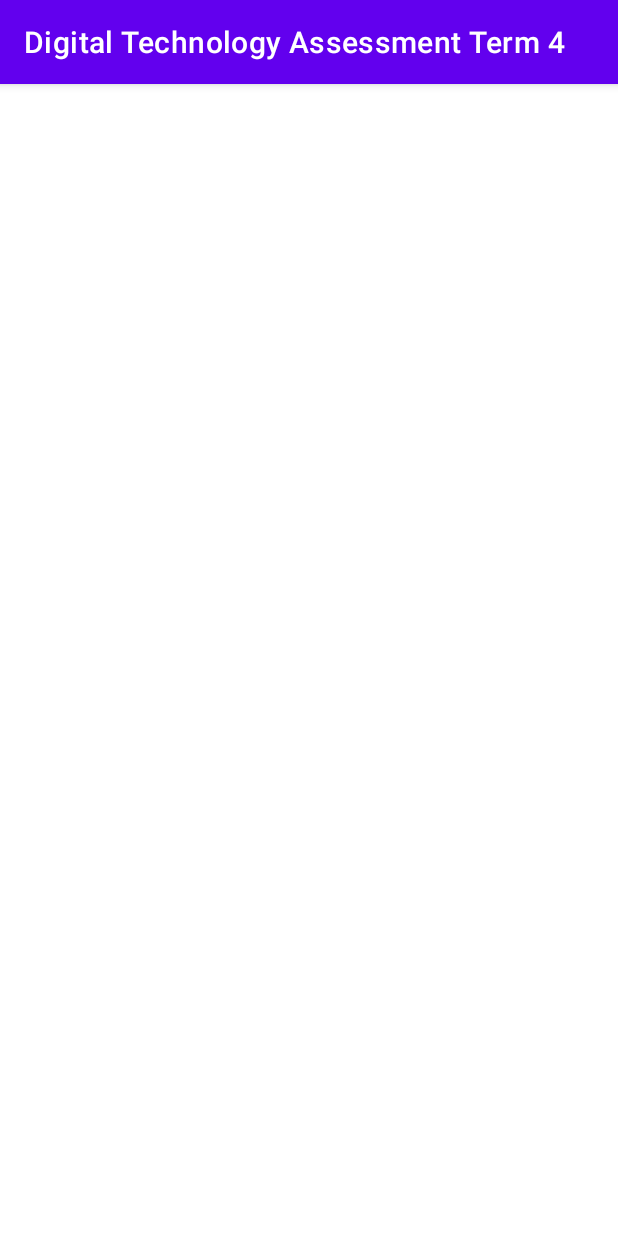
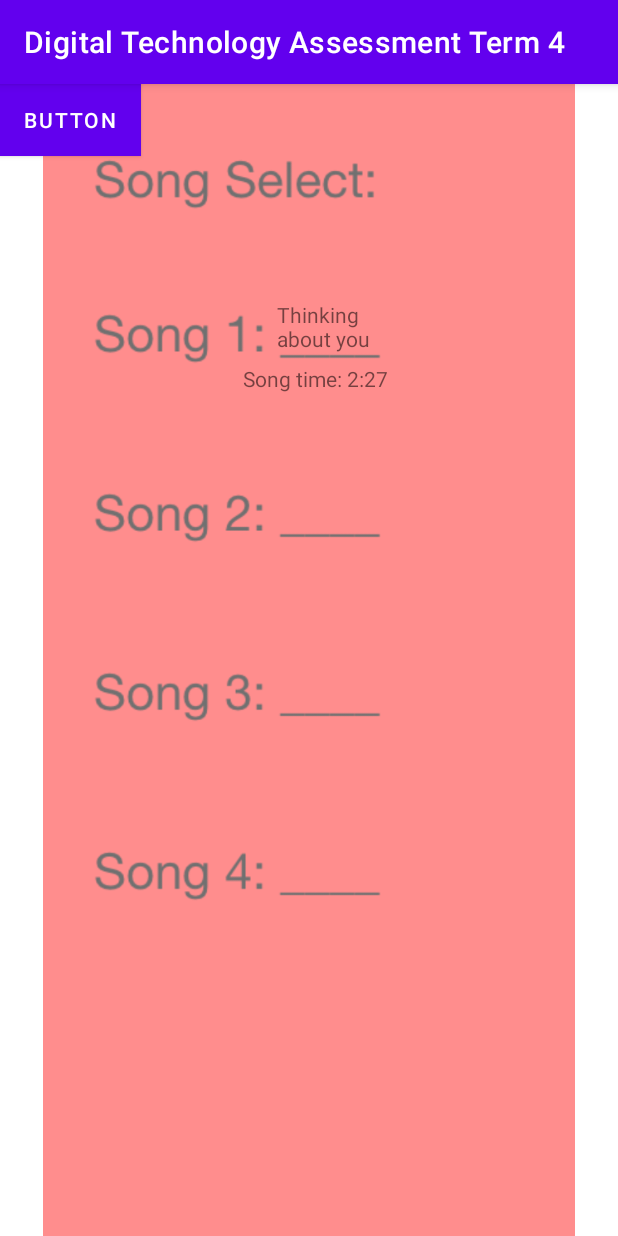
Before and after one commit to skoorbiak/DigitalTechTerm4, an Android app: the play_screen screen opened directly, with no data from a screen before it, on a phone screen of 412 x 824 dp. Run offline under Robolectric (Android 15) with nearby library versions, the phone set to English and light mode, and no system bars.

Commit message:
version 1.4

```diff
--- a/app/src/main/java/com/example/digitaltechnologyassessmentterm4/shop_screen.java
+++ b/app/src/main/java/com/example/digitaltechnologyassessmentterm4/shop_screen.java
@@ -22,16 +22,16 @@ public class shop_screen extends AppCompatActivity {
     }
 
     public void playStore1(View view) {
-        Intent intent = new Intent(Intent.ACTION_VIEW, Uri.parse("market://details?id=yourpackegName")); /// here "yourpackegName" from your app packeg Name
+        Intent intent = new Intent(Intent.ACTION_VIEW, Uri.parse("market://details?id=VibeBeatz")); /// here "yourpackegName" from your app packeg Name
         startActivity(intent);
     }
 
     public void playStore2(View view) {
-        Intent intent = new Intent(Intent.ACTION_VIEW,Uri.parse("market://details?id=yourpackegName")); /// here "yourpackegName" from your app packeg Name
+        Intent intent = new Intent(Intent.ACTION_VIEW,Uri.parse("market://details?id=VibeBeatz")); /// here "yourpackegName" from your app packeg Name
         startActivity(intent);
     }
     public void back2main(View view){
-        Intent intent = new Intent(this,shop_screen.class);
+        Intent intent = new Intent(this,main_menu_screen.class);
         mp.start();
         startActivity(intent);
     }
--- a/app/src/main/res/layout/play_screen.xml
+++ b/app/src/main/res/layout/play_screen.xml
@@ -6,4 +6,50 @@
     android:layout_height="match_parent"
     tools:context=".play_screen">
 
+    <ImageView
+        android:id="@+id/imageView5"
+        android:layout_width="wrap_content"
+        android:layout_height="wrap_content"
+        app:layout_constraintBottom_toBottomOf="parent"
+        app:layout_constraintEnd_toEndOf="parent"
+        app:layout_constraintHorizontal_bias="1.0"
+        app:layout_constraintStart_toStartOf="parent"
+        app:layout_constraintTop_toTopOf="parent"
+        app:layout_constraintVertical_bias="1.0"
+        app:srcCompat="@drawable/songselectscreenpng" />
+
+    <TextView
+        android:id="@+id/thinkingaboutyou_textview"
+        android:layout_width="82dp"
+        android:layout_height="45dp"
+        android:text="Thinking about you"
+        app:layout_constraintBottom_toBottomOf="@+id/imageView5"
+        app:layout_constraintEnd_toEndOf="parent"
+        app:layout_constraintHorizontal_bias="0.559"
+        app:layout_constraintStart_toStartOf="parent"
+        app:layout_constraintTop_toTopOf="parent"
+        app:layout_constraintVertical_bias="0.199" />
+
+    <TextView
+        android:id="@+id/songtime_textview"
+        android:layout_width="115dp"
+        android:layout_height="24dp"
+        android:text="Song time: 2:27"
+        app:layout_constraintBottom_toBottomOf="@+id/imageView5"
+        app:layout_constraintEnd_toEndOf="parent"
+        app:layout_constraintHorizontal_bias="0.546"
+        app:layout_constraintStart_toStartOf="parent"
+        app:layout_constraintTop_toTopOf="parent"
+        app:layout_constraintVertical_bias="0.251" />
+
+    <Button
+        android:id="@+id/button"
+        android:layout_width="wrap_content"
+        android:layout_height="wrap_content"
+        android:background="#FF8589"
+        android:backgroundTint="#FF8589"
+        android:text="Button"
+        tools:layout_editor_absoluteX="276dp"
+        tools:layout_editor_absoluteY="157dp" />
+
 </androidx.constraintlayout.widget.ConstraintLayout>
```
Also changed, not shown: app/src/main/res/drawable-v24/songselectscreenpng.png (added).
